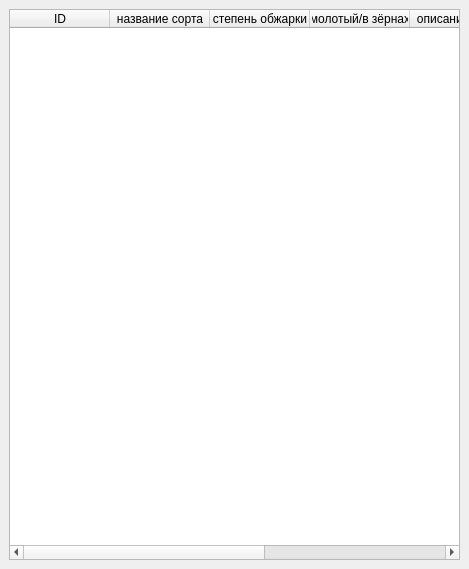
Qt form main.ui (JustEndy/homework) before a commit.
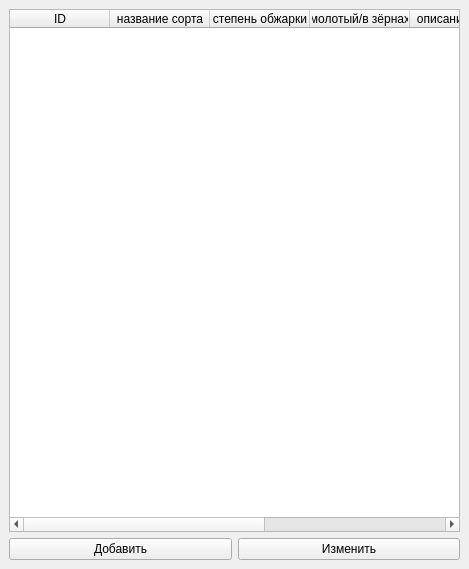
The same form after that commit.

```diff
--- a/main.ui
+++ b/main.ui
@@ -15,7 +15,21 @@
   </property>
   <widget class="QWidget" name="centralwidget">
    <layout class="QGridLayout" name="gridLayout">
-    <item row="0" column="0">
+    <item row="1" column="0">
+     <widget class="QPushButton" name="btnAdd">
+      <property name="text">
+       <string>Добавить</string>
+      </property>
+     </widget>
+    </item>
+    <item row="1" column="1">
+     <widget class="QPushButton" name="btnRed">
+      <property name="text">
+       <string>Изменить</string>
+      </property>
+     </widget>
+    </item>
+    <item row="0" column="0" colspan="2">
      <widget class="QTableWidget" name="tbl">
       <column>
        <property name="text">
```
